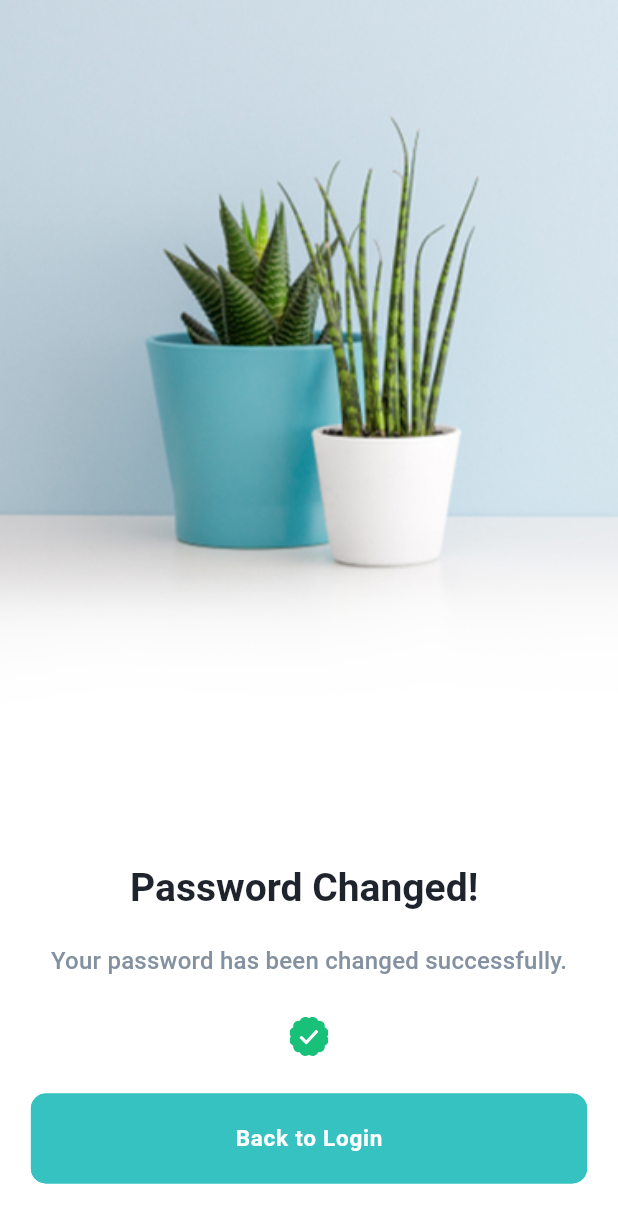
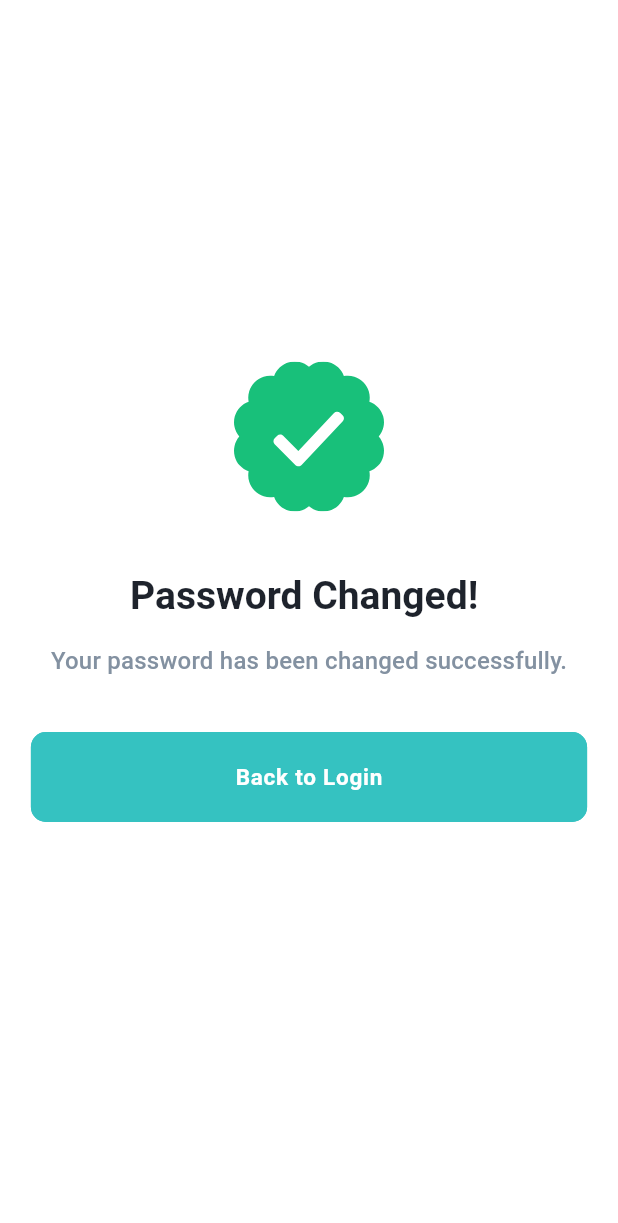
Before and after one commit to alade-01/Login_Register_App_UI, a Flutter app: the PasswordChangedScreen screen opened by its route, on a phone screen of 412 x 824 dp. Shown: the top 1223 px of the screen. Run offline on Flutter 3.47's test engine with Material 3 defaults, Android fonts, the phone set to English and light mode, and no system bars; our stand-ins replace flutter_bloc, flutter_svg; Roboto replaces fonts that are missing (Poppins).

Commit message:
clear password changed screen

```diff
--- a/lib/windows/password_changed_screen.dart
+++ b/lib/windows/password_changed_screen.dart
@@ -20,17 +20,18 @@ class _PasswordChangedScreenState extends State<PasswordChangedScreen> {
       body: SizedBox(
         width: size.width,
         height: size.height,
-        child: Container(
-          decoration: const BoxDecoration(
-            image: DecorationImage(
-              image: AssetImage("res/images/welcomeImg.png"),
-              fit: BoxFit.cover,
-            ),
-          ),
+        child: Padding(
+          padding: const EdgeInsets.all(20.0),
           child: Column(
+            mainAxisAlignment: MainAxisAlignment.center,
             crossAxisAlignment: CrossAxisAlignment.center,
-            mainAxisAlignment: MainAxisAlignment.end,
             children: <Widget>[
+              SvgPicture.asset(
+                "res/images/successmark.svg",
+                width: 100,
+                height: 100,
+              ),
+              const SizedBox(height: BUTTON_SEPARATION_SPACE * 4),
               Text(
                 "Password Changed! ",
                 style: Theme.of(context).textTheme.titleLarge!.copyWith(
@@ -38,21 +39,16 @@ class _PasswordChangedScreenState extends State<PasswordChangedScreen> {
                     fontSize: 26,
                     fontWeight: FontWeight.w700),
               ),
-              const SizedBox(height: BUTTON_SEPARATION_SPACE * 2),
+              const SizedBox(height: BUTTON_SEPARATION_SPACE * 1.5),
               Text(
                 "Your password has been changed successfully.",
                 style: Theme.of(context).textTheme.titleMedium!.copyWith(
                     color: Color(0xFF8391A1),
                     fontSize: 16,
                     fontWeight: FontWeight.w500),
+                textAlign: TextAlign.center,
               ),
-              const SizedBox(height: BUTTON_SEPARATION_SPACE * 2.5),
-              SvgPicture.asset(
-                "res/images/successmark.svg",
-                width: 141.13,
-                height: 26.03,
-              ),
-              const SizedBox(height: BUTTON_SEPARATION_SPACE * 2.5),
+              const SizedBox(height: BUTTON_SEPARATION_SPACE * 3.5),
               AppButton(
                 callback: () =>
                     Navigator.pushNamed(context, RouterGenerator.loginRoute),
```
